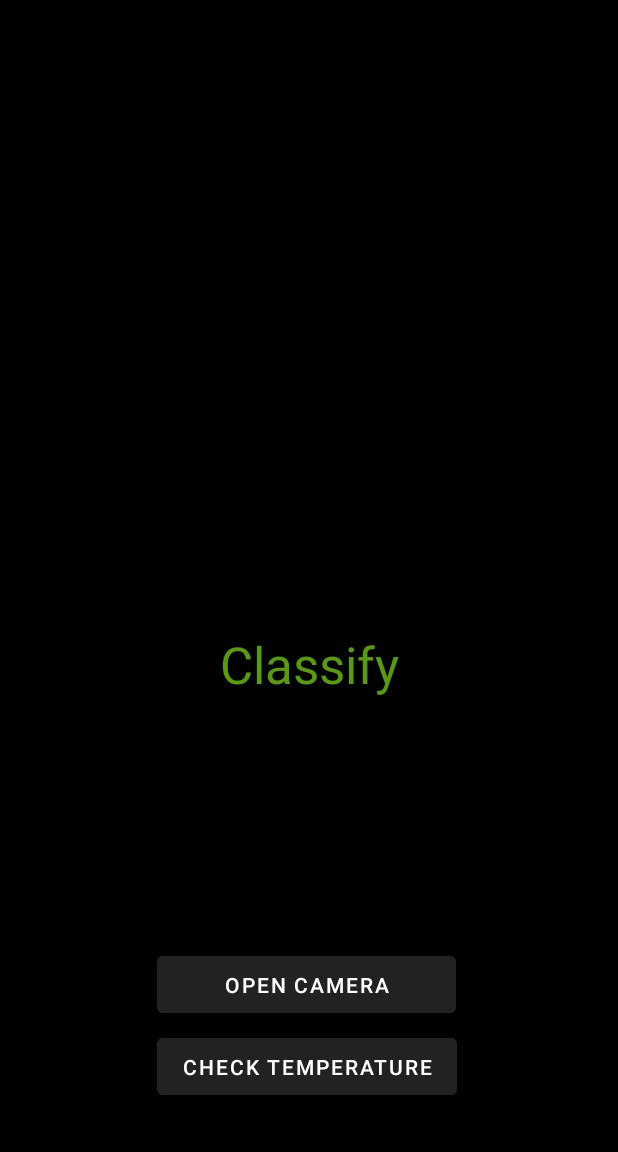
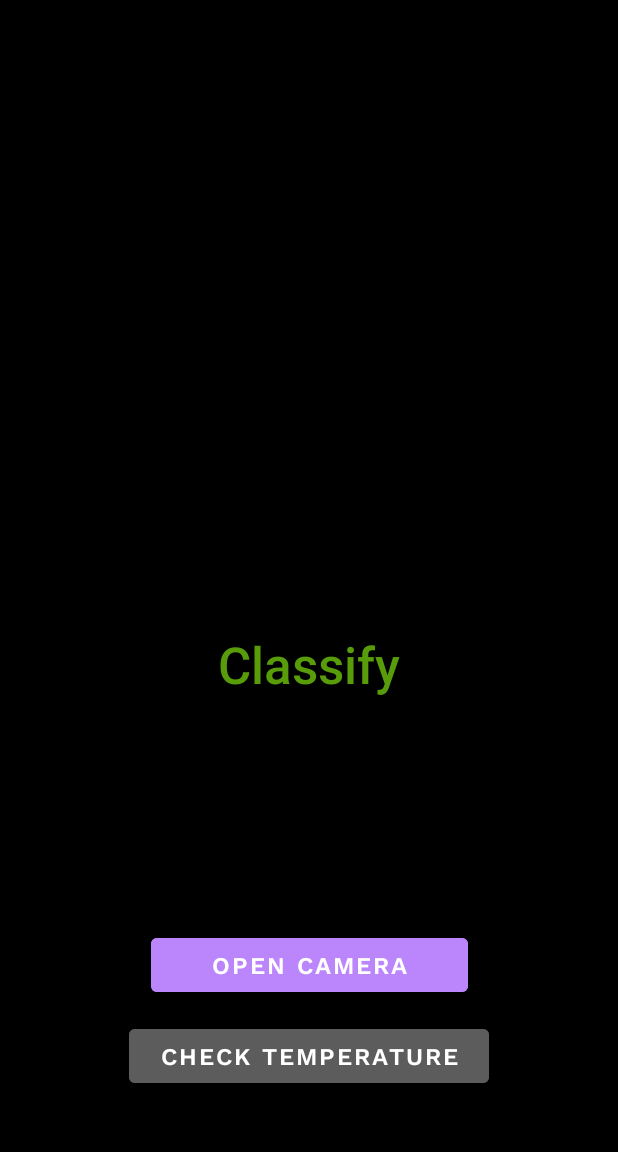
Before and after one commit to meryl-ann/IoTCamera, an Android app: the MainActivity screen opened directly, with no data from a screen before it, on a phone screen of 412 x 824 dp, the part 84-1236 px from its top. Run offline under Robolectric (Android 15) with nearby library versions, the phone set to English and light mode, and no system bars; libraries missing offline, so code that uses them is left out: org.tensorflow.lite.

Commit message:
UI changes

```diff
--- /dev/null
+++ b/app/src/main/res/font/work_sans_semibold.xml
@@ -0,0 +1,7 @@
+<?xml version="1.0" encoding="utf-8"?>
+<font-family xmlns:app="http://schemas.android.com/apk/res-auto"
+        app:fontProviderAuthority="com.google.android.gms.fonts"
+        app:fontProviderPackage="com.google.android.gms"
+        app:fontProviderQuery="name=Work Sans&amp;weight=600"
+        app:fontProviderCerts="@array/com_google_android_gms_fonts_certs">
+</font-family>
--- a/app/src/main/res/layout/activity_main.xml
+++ b/app/src/main/res/layout/activity_main.xml
@@ -41,30 +41,32 @@
 
     <Button
         android:id="@+id/temp_button"
-        android:layout_width="200dp"
-        android:layout_height="50dp"
+        android:layout_width="240dp"
+        android:layout_height="48dp"
         android:layout_alignParentBottom="true"
         android:layout_toEndOf="@+id/camera_button"
-        android:backgroundTint="#222222"
+        android:backgroundTint="#5C5C5C"
+        android:fontFamily="@font/work_sans_semibold"
         android:text="@string/check_temperature"
+        android:textSize="16sp"
         app:layout_constraintBottom_toBottomOf="parent"
         app:layout_constraintEnd_toEndOf="parent"
-        app:layout_constraintHorizontal_bias="0.493"
         app:layout_constraintStart_toStartOf="parent"
         app:layout_constraintTop_toBottomOf="@+id/camera_button"
-        app:layout_constraintVertical_bias="0.121" />
+        app:layout_constraintVertical_bias="0.238" />
 
     <Button
         android:id="@+id/camera_button"
-        android:layout_width="199dp"
-        android:layout_height="50dp"
+        android:layout_width="211dp"
+        android:layout_height="48dp"
         android:layout_alignParentStart="true"
         android:layout_alignParentBottom="true"
-        android:layout_marginTop="44dp"
-        android:backgroundTint="#222222"
+        android:layout_marginTop="32dp"
+        android:backgroundTint="#BB86FC"
+        android:fontFamily="@font/work_sans_semibold"
         android:text="@string/open_camera"
+        android:textSize="16sp"
         app:layout_constraintEnd_toEndOf="parent"
-        app:layout_constraintHorizontal_bias="0.491"
         app:layout_constraintStart_toStartOf="parent"
         app:layout_constraintTop_toBottomOf="@+id/temp_value" />
 
@@ -94,6 +96,7 @@
         android:layout_alignEnd="@+id/click_image"
         android:layout_alignBottom="@+id/click_image"
         android:layout_marginTop="16dp"
+        android:fontFamily="sans-serif-medium"
         android:text="@string/classify"
         android:textAlignment="center"
         android:textColor="#589C0A"
--- a/app/src/main/res/layout/intro_page.xml
+++ b/app/src/main/res/layout/intro_page.xml
@@ -43,8 +43,8 @@
         android:id="@+id/btnContinue"
         android:layout_width="211dp"
         android:layout_height="48dp"
-        android:backgroundTint="#222222"
-        android:fontFamily="@font/work_sans_light"
+        android:backgroundTint="#BB86FC"
+        android:fontFamily="@font/work_sans_semibold"
         android:text="Continue"
         android:textSize="18sp"
         app:layout_constraintBottom_toBottomOf="parent"
--- a/app/src/main/res/values/preloaded_fonts.xml
+++ b/app/src/main/res/values/preloaded_fonts.xml
@@ -2,5 +2,7 @@
 <resources>
     <array name="preloaded_fonts" translatable="false">
         <item>@font/work_sans_light</item>
+        <item>@font/work_sans_medium</item>
+        <item>@font/work_sans_semibold</item>
     </array>
 </resources>
```
Also changed, not shown: app/src/main/res/font/work_sans_medium.xml (added, +7 -0 lines).
